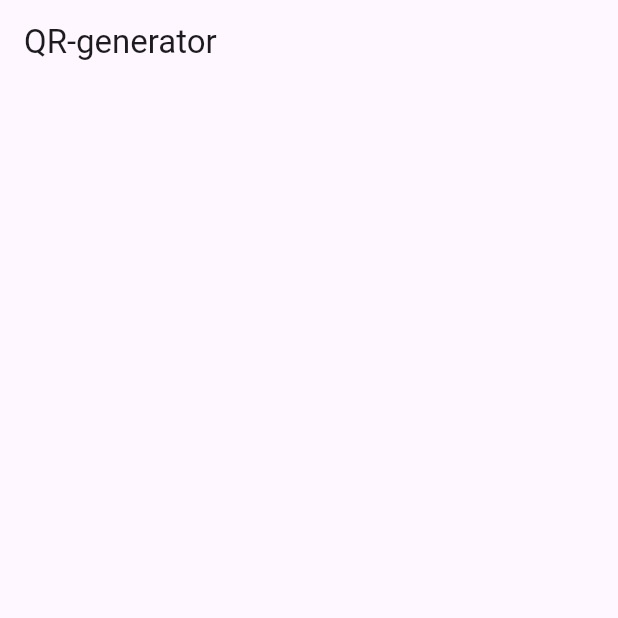
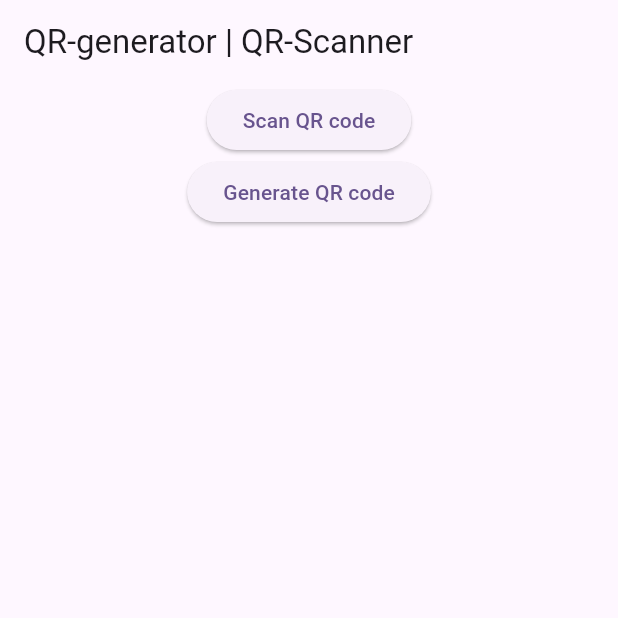
Before and after one commit to kushalchh07/QR-GEneratorUsingFLutter, a Flutter app: the screen it shows after launch, on a phone screen of 412 x 824 dp, the top half of it. Run offline on Flutter 3.47's test engine with Material 3 defaults, Android fonts, the phone set to English and light mode, and no system bars.

Commit message:
Added generater and scanner screens

```diff
--- a/lib/homescreen.dart
+++ b/lib/homescreen.dart
@@ -6,9 +6,16 @@ class HomeScreen extends StatelessWidget {
   @override
   Widget build(BuildContext context) {
     return Scaffold(
-      appBar: AppBar(
-        title: Text("QR-generator"),
-      ),
-    );
+        appBar: AppBar(
+          title: Text("QR-generator | QR-Scanner"),
+        ),
+        body: Center(
+          child: Column(
+            children: [
+              ElevatedButton(onPressed: () {}, child: Text("Scan QR code")),
+              ElevatedButton(onPressed: () {}, child: Text("Generate QR code"))
+            ],
+          ),
+        ));
   }
 }
```
